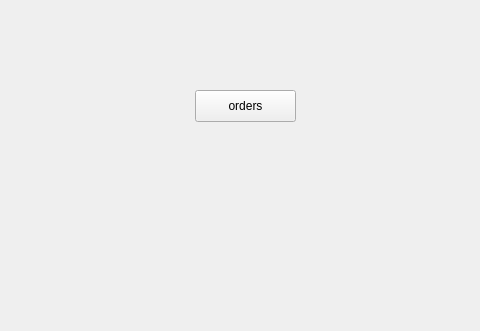
The window that RMS_qt/mainwindow.ui (dev-pratik02/RMS) describes before a commit, drawn with Qt 5; both pictures show x 115 to 595 and y 0 to 331 of the 800 by 600 pixel window.
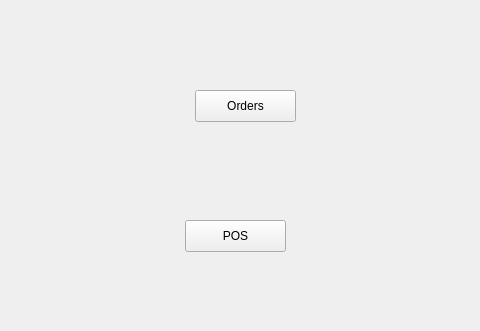
The same window after the commit.

Diff of the .ui file:
```diff
--- a/RMS_qt/mainwindow.ui
+++ b/RMS_qt/mainwindow.ui
@@ -24,7 +24,20 @@
      </rect>
     </property>
     <property name="text">
-     <string>orders</string>
+     <string>Orders</string>
+    </property>
+   </widget>
+   <widget class="QPushButton" name="pushButton_2">
+    <property name="geometry">
+     <rect>
+      <x>300</x>
+      <y>220</y>
+      <width>101</width>
+      <height>32</height>
+     </rect>
+    </property>
+    <property name="text">
+     <string>POS</string>
     </property>
    </widget>
   </widget>
```
Left out of the diff: 2 changed lines with no effect on the pictures.
